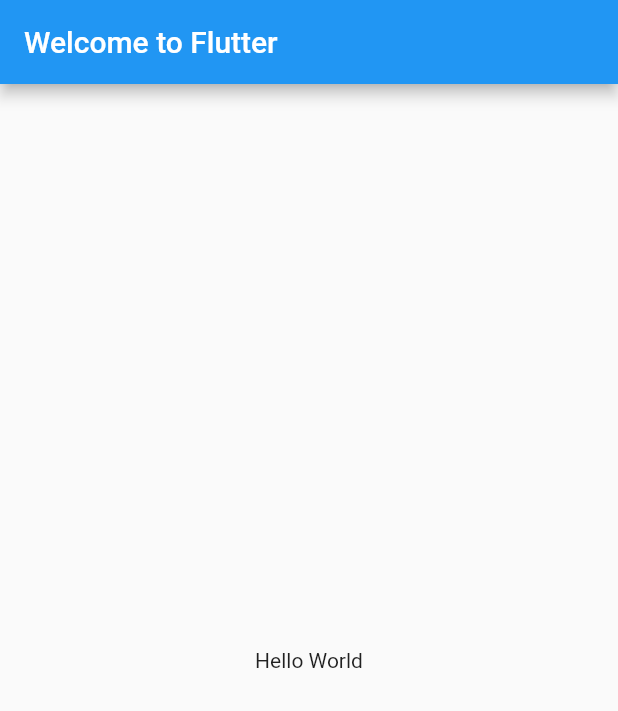
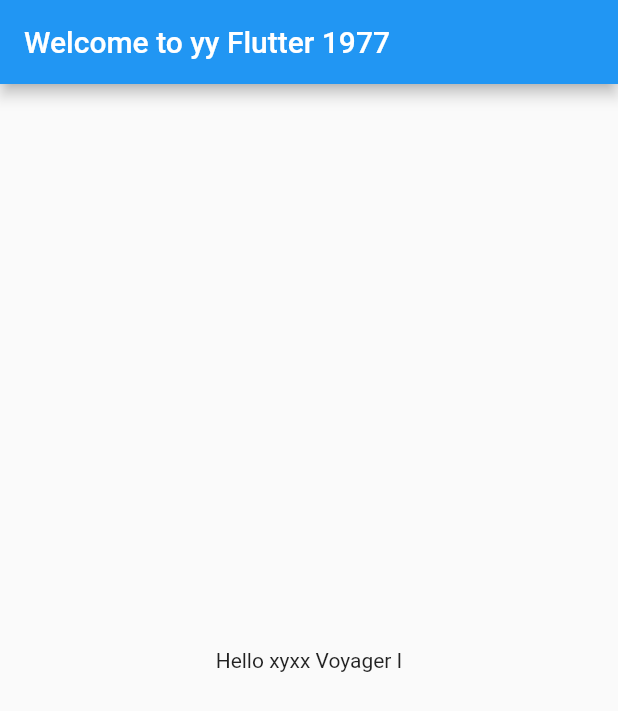
Before and after one commit to CoffeCold/flutter03, a Flutter app: the screen it shows after launch, on a phone screen of 412 x 824 dp. Shown: the top 711 px of the screen. Run offline on Flutter 3.47's test engine with Material 2 defaults, Android fonts, the phone set to English and light mode, and no system bars.

Commit message:
hello world

```diff
--- a/lib/main.dart
+++ b/lib/main.dart
@@ -9,18 +9,21 @@ void main() {
 }
 
 class MyApp extends StatelessWidget {
+
   const MyApp({super.key});
 
   @override
   Widget build(BuildContext context) {
+    var name = 'Voyager I';
+    var year = 1977;
     return MaterialApp(
-      title: 'Welcome to Flutter',
+      title: name,
       home: Scaffold(
         appBar: AppBar(
-          title: const Text('Welcome to Flutter'),
+          title: Text('Welcome to yy Flutter $year'),
         ),
-        body: const Center(
-          child: Text('Hello World'),
+        body:  Center(
+          child: Text('Hello xyxx $name' , selectionColor: Colors.cyan, ),
         ),
       ),
     );
```
